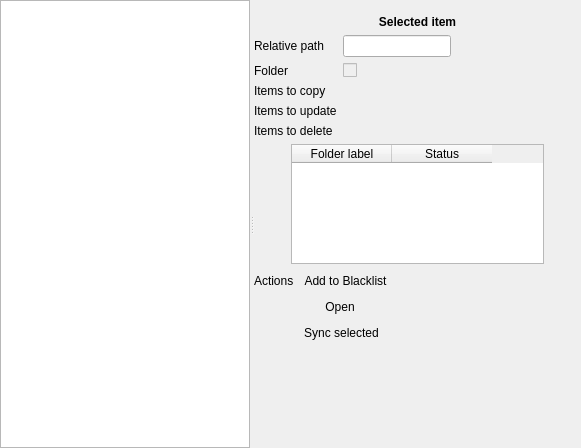
Above: ui/analyseform.ui from matus-tomlein/synkron before the change. Below: the same form after it.
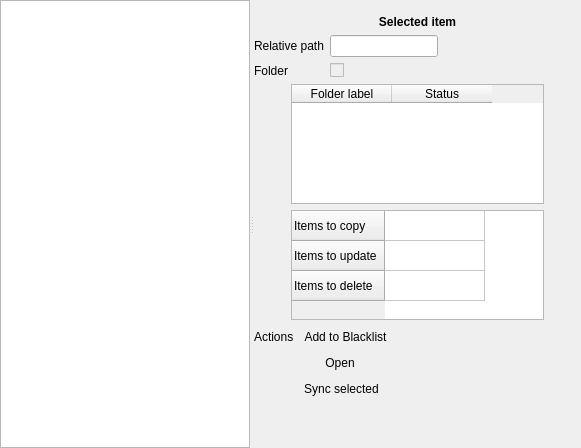
That is the form after the change. Icons and pictures are not drawn.

Commit message: Analysis UI enhancements

Diff of the .ui file:
```diff
--- a/ui/analyseform.ui
+++ b/ui/analyseform.ui
@@ -102,54 +102,11 @@
            </property>
           </widget>
          </item>
-         <item row="3" column="0">
-          <widget class="QLabel" name="label_5">
-           <property name="text">
-            <string>Items to update</string>
-           </property>
-          </widget>
-         </item>
-         <item row="2" column="0">
-          <widget class="QLabel" name="label_6">
-           <property name="text">
-            <string>Items to copy</string>
-           </property>
-          </widget>
-         </item>
-         <item row="2" column="1">
-          <widget class="QLabel" name="num_copy_lbl"/>
-         </item>
-         <item row="3" column="1">
-          <widget class="QLabel" name="num_update_lbl"/>
-         </item>
-         <item row="4" column="0">
-          <widget class="QLabel" name="label_7">
-           <property name="text">
-            <string>Items to delete</string>
-           </property>
-          </widget>
-         </item>
-         <item row="4" column="1">
-          <widget class="QLabel" name="num_delete_lbl"/>
-         </item>
         </layout>
        </item>
        <item>
-        <layout class="QHBoxLayout" name="horizontalLayout">
-         <item>
-          <spacer name="horizontalSpacer">
-           <property name="orientation">
-            <enum>Qt::Horizontal</enum>
-           </property>
-           <property name="sizeHint" stdset="0">
-            <size>
-             <width>40</width>
-             <height>20</height>
-            </size>
-           </property>
-          </spacer>
-         </item>
-         <item>
+        <layout class="QGridLayout" name="gridLayout">
+         <item row="0" column="1">
           <widget class="QTableWidget" name="folders_table">
            <property name="maximumSize">
             <size>
@@ -175,7 +132,20 @@
            </column>
           </widget>
          </item>
-         <item>
+         <item row="0" column="0">
+          <spacer name="horizontalSpacer">
+           <property name="orientation">
+            <enum>Qt::Horizontal</enum>
+           </property>
+           <property name="sizeHint" stdset="0">
+            <size>
+             <width>40</width>
+             <height>20</height>
+            </size>
+           </property>
+          </spacer>
+         </item>
+         <item row="0" column="2">
           <spacer name="horizontalSpacer_2">
            <property name="orientation">
             <enum>Qt::Horizontal</enum>
@@ -188,6 +158,39 @@
            </property>
           </spacer>
          </item>
+         <item row="1" column="1">
+          <widget class="QTableWidget" name="folder_items_status_table">
+           <property name="maximumSize">
+            <size>
+             <width>16777215</width>
+             <height>110</height>
+            </size>
+           </property>
+           <attribute name="horizontalHeaderVisible">
+            <bool>false</bool>
+           </attribute>
+           <row>
+            <property name="text">
+             <string>Items to copy</string>
+            </property>
+           </row>
+           <row>
+            <property name="text">
+             <string>Items to update</string>
+            </property>
+           </row>
+           <row>
+            <property name="text">
+             <string>Items to delete</string>
+            </property>
+           </row>
+           <column>
+            <property name="text">
+             <string>Number of items</string>
+            </property>
+           </column>
+          </widget>
+         </item>
         </layout>
        </item>
        <item>
```
Left out of the diff: 2 changed lines with no effect on the pictures. The commit also changes 2 other files.
